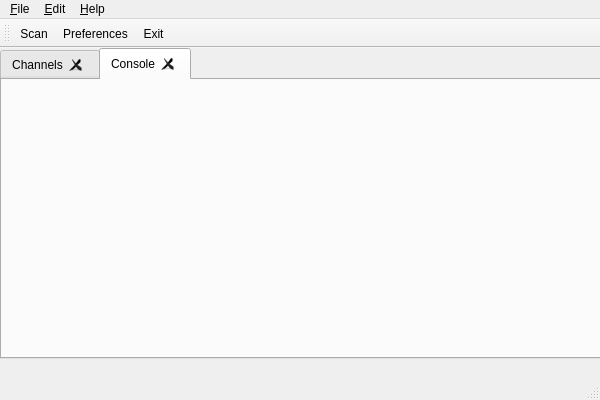
The window that gui/mainwindow.ui (esden/flosslogic) describes before a commit, drawn with Qt 5.
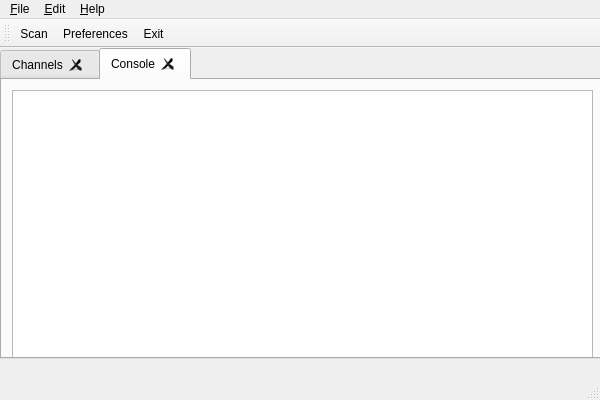
The same window after the commit. The open tabs and pages were chosen to show the change. Icons and pictures are not drawn.

Commit message: Add a PlainTextEdit for the console tab.

```diff
--- a/gui/mainwindow.ui
+++ b/gui/mainwindow.ui
@@ -52,6 +52,16 @@
      <attribute name="title">
       <string>Console</string>
      </attribute>
+     <widget class="QPlainTextEdit" name="plainTextEdit">
+      <property name="geometry">
+       <rect>
+        <x>10</x>
+        <y>10</y>
+        <width>581</width>
+        <height>271</height>
+       </rect>
+      </property>
+     </widget>
     </widget>
    </widget>
   </widget>
```
